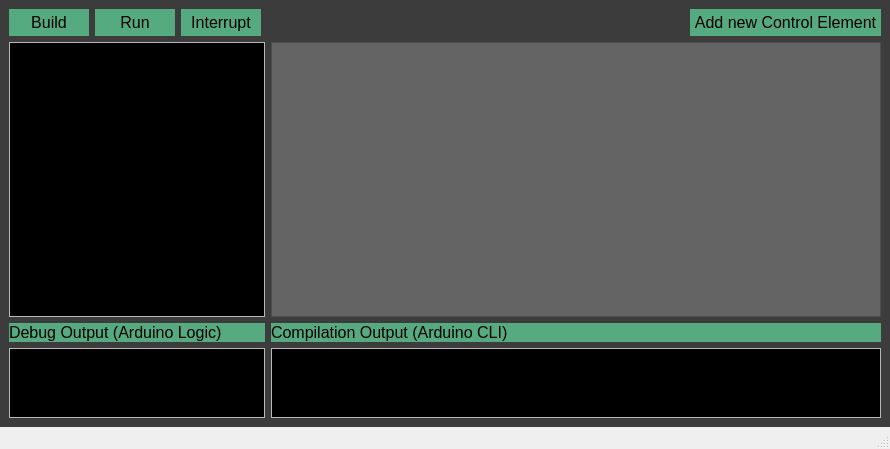
This is startwindow.ui in hamzafauzi/Group6_QT_Project as Qt 5 draws it before an edit. The edited form follows.
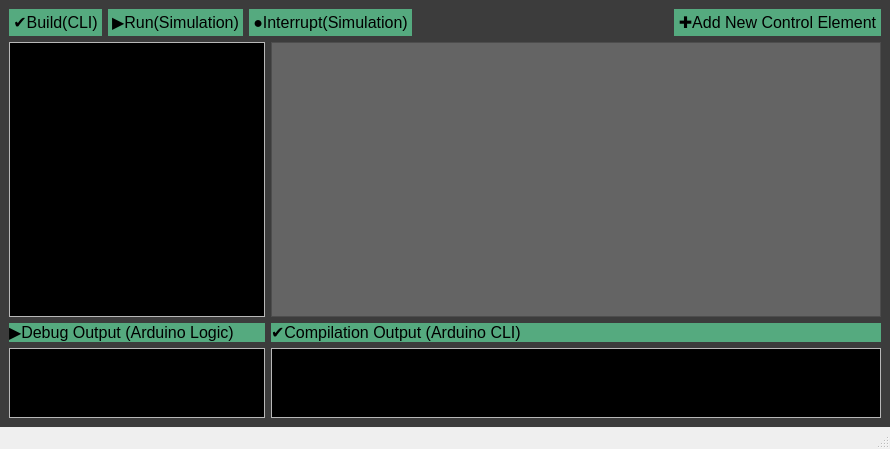
This is the edited form.

Commit message: Debug Output implemented, UX-UI improvements added, Build->Run->Interrupt flow implemented, feedback on compilation added for userfriendly implementation.

What changed in the file:
```diff
--- a/startwindow.ui
+++ b/startwindow.ui
@@ -135,7 +135,7 @@
          <bool>true</bool>
         </property>
         <property name="text">
-         <string>Build</string>
+         <string>✔Build(CLI)</string>
         </property>
         <property name="flat">
          <bool>true</bool>
@@ -153,7 +153,7 @@
          <bool>true</bool>
         </property>
         <property name="text">
-         <string>Run</string>
+         <string>▶Run(Simulation)</string>
         </property>
         <property name="flat">
          <bool>true</bool>
@@ -171,7 +171,7 @@
          <bool>true</bool>
         </property>
         <property name="text">
-         <string>Interrupt</string>
+         <string>●Interrupt(Simulation)</string>
         </property>
         <property name="flat">
          <bool>true</bool>
@@ -205,7 +205,7 @@
          <string notr="true"/>
         </property>
         <property name="text">
-         <string>Add new Control Element</string>
+         <string>✚Add New Control Element</string>
         </property>
         <property name="flat">
          <bool>true</bool>
@@ -716,7 +716,7 @@
 color: black;</string>
         </property>
         <property name="text">
-         <string>Compilation Output (Arduino CLI)</string>
+         <string>✔Compilation Output (Arduino CLI)</string>
         </property>
        </widget>
       </item>
@@ -732,7 +732,7 @@
 color: black;</string>
         </property>
         <property name="text">
-         <string>Debug Output (Arduino Logic)</string>
+         <string>▶Debug Output (Arduino Logic)</string>
         </property>
        </widget>
       </item>
```
The commit also changes 5 other files.
